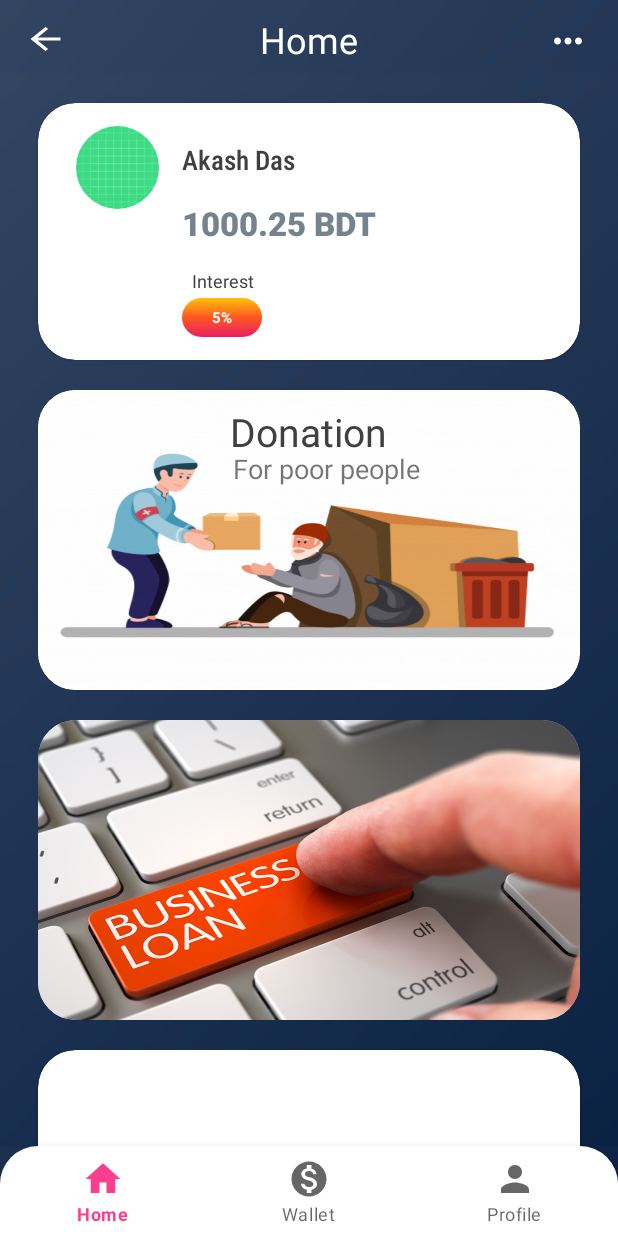
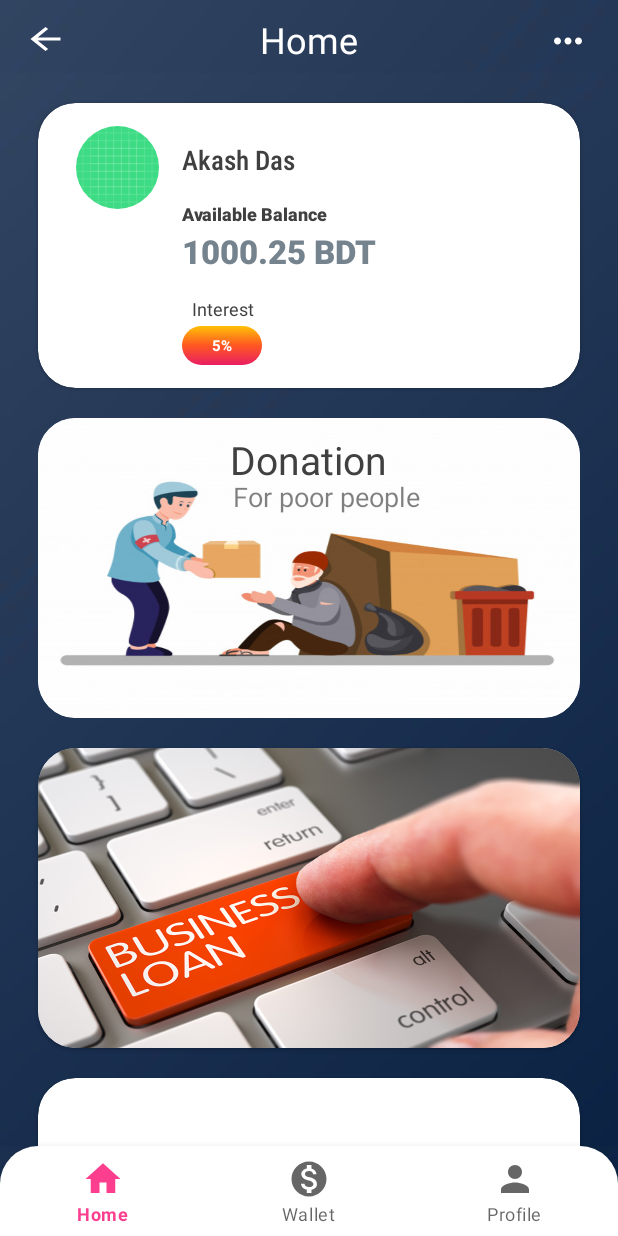
Before and after one commit to DeveloperKits/Halal-Pay, an Android app: the screen it shows after launch once a user with an empty profile is signed in (HomeActivity), on a phone screen of 412 x 824 dp. Run offline under Robolectric (Android 15) with nearby library versions, the phone set to English and light mode, and no system bars; our stand-ins replace Firebase (no records; nobody signed in at launch, a user with empty details on screens opened directly), Picasso; libraries missing offline, so code that uses them is left out: com.theartofdev.edmodo; Roboto replaces fonts that are not available here.

Commit message:
Update fragment_home.xml

```diff
--- a/app/src/main/res/layout/fragment_home.xml
+++ b/app/src/main/res/layout/fragment_home.xml
@@ -70,10 +70,19 @@
                                 android:textSize="18sp" />
 
                             <TextView
+                                android:layout_width="wrap_content"
+                                android:layout_height="wrap_content"
+                                android:fontFamily="sans-serif-black"
+                                android:layout_marginTop="15dp"
+                                android:text="Available Balance"
+                                android:textColor="@color/text_color_back"
+                                android:textSize="12sp" />
+
+                            <TextView
                                 android:id="@+id/UserBalance"
                                 android:layout_width="wrap_content"
                                 android:layout_height="wrap_content"
-                                android:layout_marginTop="15dp"
+                                android:layout_marginTop="2dp"
                                 android:fontFamily="sans-serif-black"
                                 android:text="1000.25 BDT"
                                 android:textColor="@color/balance_color"
@@ -162,6 +171,8 @@
                         android:layout_gravity="center_horizontal"
                         android:layout_marginStart="12dp"
                         android:layout_marginTop="40dp"
+                        android:textColor="@color/black"
+                        android:alpha="0.5"
                         android:text="For poor people"
                         android:textSize="18sp" />
 
```
